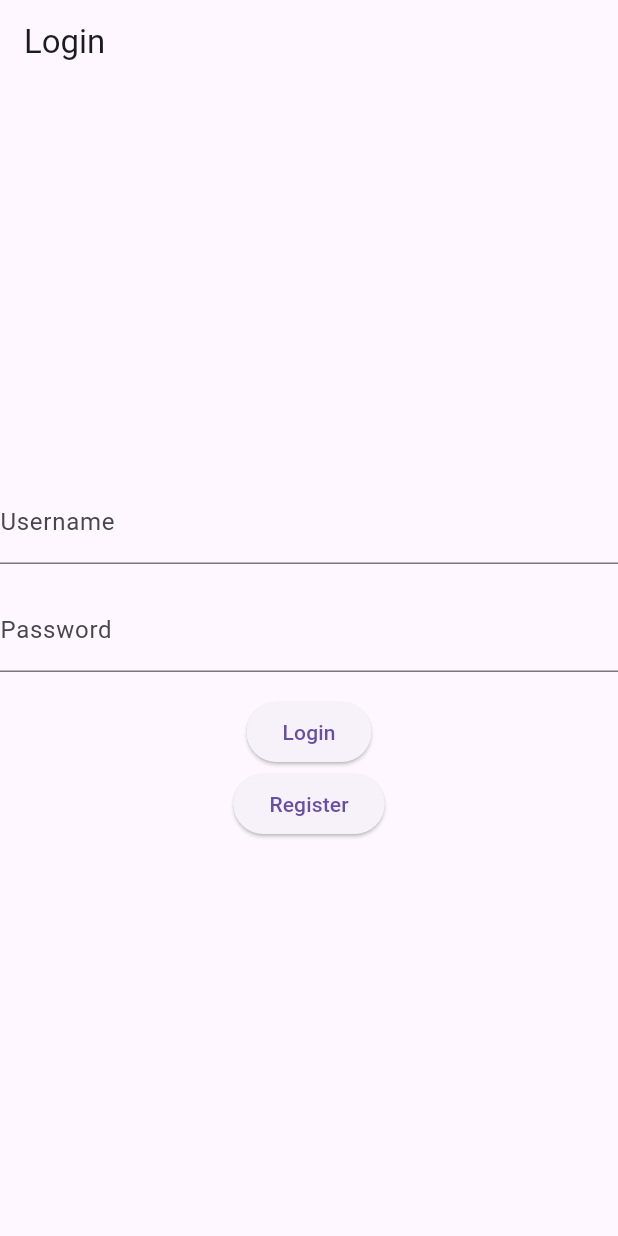
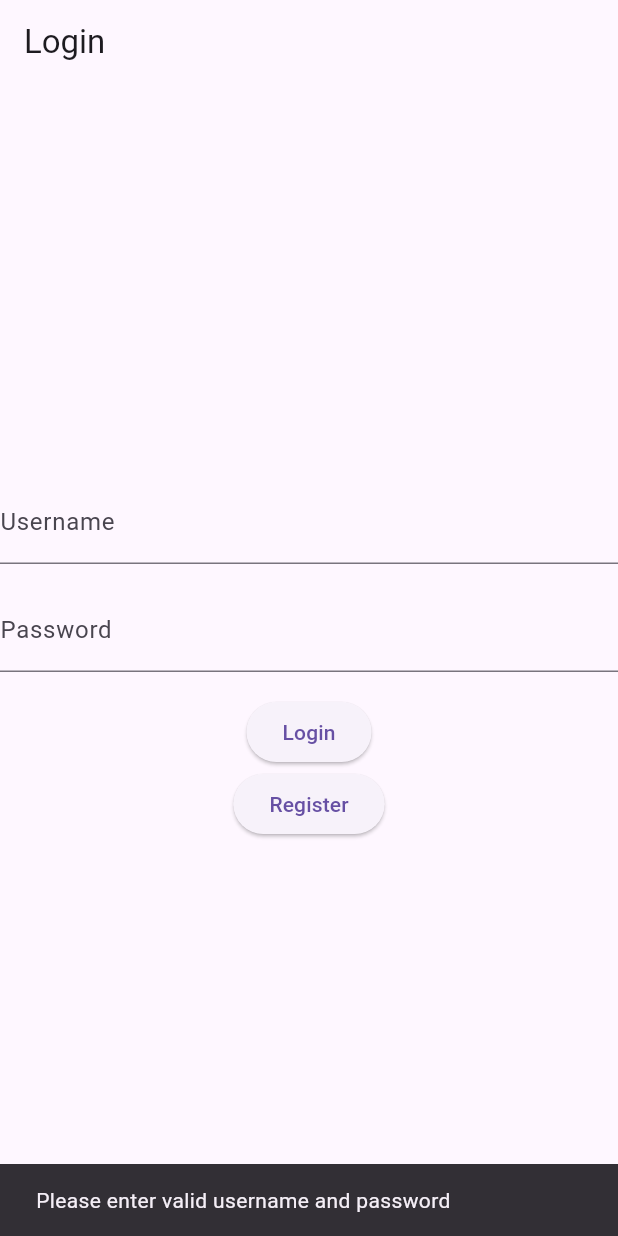
Before and after one commit to mtech-batch-31/shiok-jobs-mobile, a Flutter app: the screen it shows after launch, after a tap on "Login", on a phone screen of 412 x 824 dp. Run offline on Flutter 3.47's test engine with Material 3 defaults, Android fonts, the phone set to English and light mode, and no system bars; our stand-ins replace flutter_dotenv, otp_text_field, rxdart.

Commit message:
feat: login with API

```diff
--- /dev/null
+++ b/lib/Bloc/login_bloc.dart
@@ -0,0 +1,60 @@
+import 'dart:async';
+import 'package:flutter/material.dart';
+import 'package:rxdart/rxdart.dart';
+import 'package:shiok_jobs_flutter/Data/response/api_response.dart';
+import 'package:shiok_jobs_flutter/Data/response/login_response.dart';
+import 'package:shiok_jobs_flutter/Repository/login_repository.dart';
+
+class LoginBloc {
+  final _userController = StreamController<String>();
+  final _passwordController = StreamController<String>();
+  final _loginController = StreamController<ApiResponse<LoginResponse>>();
+  final _loginRepository = LoginRepository();
+
+  Stream<String> get user => _userController.stream.transform(validateUser);
+  Stream<String> get password =>
+      _passwordController.stream.transform(validatePassword);
+  Stream<ApiResponse<LoginResponse>> get login => _loginController.stream;
+
+  Stream<bool> get submitValid =>
+      Rx.combineLatest2(user, password, (a, b) => true);
+
+  Function(String) get changeUser => _userController.sink.add;
+  Function(String) get changePassword => _passwordController.sink.add;
+
+  final validateUser =
+      StreamTransformer<String, String>.fromHandlers(handleData: (user, sink) {
+    if (user.length > 3) {
+      sink.add(user);
+    } else {
+      sink.addError('Username must be at least 4 characters');
+    }
+  });
+
+  final validatePassword = StreamTransformer<String, String>.fromHandlers(
+      handleData: (password, sink) {
+    if (password.length > 3) {
+      sink.add(password);
+    } else {
+      sink.addError('Password must be at least 4 characters');
+    }
+  });
+
+  loginAuthenticate({
+    required String user,
+    required String password,
+  }) {
+    debugPrint('user: $user, Password: $password');
+    _loginRepository.login(userName: user, password: password).then((response) {
+      _loginController.sink.add(ApiResponse.completed(response));
+    }).catchError((error) {
+      _loginController.sink.add(ApiResponse.error(error.toString()));
+    });
+  }
+
+  dispose() {
+    _userController.close();
+    _passwordController.close();
+    _loginController.close();
+  }
+}
--- /dev/null
+++ b/lib/Data/request/login_request.dart
@@ -0,0 +1,16 @@
+class LoginRequest {
+  final String? username;
+  final String? password;
+
+  LoginRequest({
+    this.username,
+    this.password,
+  });
+
+  toJson() {
+    return {
+      'username': username,
+      'password': password,
+    };
+  }
+}
--- /dev/null
+++ b/lib/Data/response/login_response.dart
@@ -0,0 +1,58 @@
+class LoginResponse {
+  final dynamic sessionId;
+  final dynamic challengeName;
+  final AuthenticationResult? authenticationResult;
+  final ChallengeParameters? challengeParameters;
+  final ChallengeParameters? clientMetadata;
+
+  LoginResponse({
+    this.sessionId,
+    this.challengeName,
+    this.authenticationResult,
+    this.challengeParameters,
+    this.clientMetadata,
+  });
+
+  factory LoginResponse.fromJson(Map<String, dynamic> json) {
+    return LoginResponse(
+      sessionId: json['sessionId'],
+      challengeName: json['challengeName'],
+      authenticationResult: json['authenticationResult'],
+      challengeParameters: json['challengeParameters'],
+      clientMetadata: json['clientMetadata'],
+    );
+  }
+}
+
+class AuthenticationResult {
+  final String? accessToken;
+  final int? expiresIn;
+  final String? idToken;
+  final dynamic newDeviceMetadata;
+  final String? refreshToken;
+  final String? tokenType;
+
+  AuthenticationResult({
+    this.accessToken,
+    this.expiresIn,
+    this.idToken,
+    this.newDeviceMetadata,
+    this.refreshToken,
+    this.tokenType,
+  });
+
+  toJson() {
+    return {
+      'accessToken': accessToken,
+      'expiresIn': expiresIn,
+      'idToken': idToken,
+      'newDeviceMetadata': newDeviceMetadata,
+      'refreshToken': refreshToken,
+      'tokenType': tokenType,
+    };
+  }
+}
+
+class ChallengeParameters {
+  ChallengeParameters();
+}
--- a/lib/Repository/login_repository.dart
+++ b/lib/Repository/login_repository.dart
@@ -0,0 +1,21 @@
+import 'package:flutter_dotenv/flutter_dotenv.dart';
+import 'package:shiok_jobs_flutter/Data/request/login_request.dart';
+import 'package:shiok_jobs_flutter/Data/response/login_response.dart';
+import 'package:shiok_jobs_flutter/NetworkClient/network_client.dart';
+
+class LoginRepository {
+  final NetworkClient _networkClient = NetworkClient();
+  final apiURL = dotenv.env['API_URL'];
+
+  Future<LoginResponse> login(
+      {required String userName, required String password}) async {
+    final loginApiEndPoint = '$apiURL/auth/login';
+    _networkClient.setHeaders({'Content-Type': 'application/json'});
+    final request = LoginRequest(username: userName, password: password);
+    final response = await _networkClient.post(
+      loginApiEndPoint,
+      body: request.toJson(),
+    );
+    return LoginResponse.fromJson(response);
+  }
+}
--- a/lib/View/login_view.dart
+++ b/lib/View/login_view.dart
@@ -1,6 +1,8 @@
 import 'package:flutter/material.dart';
 import 'package:shiok_jobs_flutter/View/home_view.dart';
 import 'package:shiok_jobs_flutter/View/register_view.dart';
+import 'package:shiok_jobs_flutter/Bloc/login_bloc.dart';
+import 'package:shiok_jobs_flutter/Data/response/api_response.dart';
 
 class LoginPage extends StatefulWidget {
   const LoginPage({super.key});
@@ -14,16 +16,62 @@ class LoginPage extends StatefulWidget {
 class _LoginPageState extends State<LoginPage> {
   final userController = TextEditingController();
   final passwordController = TextEditingController();
+  final _loginBloc = LoginBloc();
 
   @override
   void dispose() {
     userController.dispose();
     passwordController.dispose();
+    _loginBloc.dispose();
     super.dispose();
   }
 
   @override
   Widget build(BuildContext context) {
+    userController.addListener(() {
+      _loginBloc.changeUser(userController.text);
+    });
+
+    passwordController.addListener(() {
+      _loginBloc.changePassword(passwordController.text);
+    });
+
+    var loginStreamBuilder = StreamBuilder(
+        stream: _loginBloc.login,
+        builder: (context, snapshot) {
+          if (snapshot.hasData && snapshot.data != null) {
+            switch (snapshot.data?.status) {
+              case Status.LOADING:
+                const CircularProgressIndicator();
+              case Status.COMPLETED:
+                routeToHomePage();
+              case Status.ERROR:
+                showSnackBar(
+                    message:
+                        snapshot.data?.message.toString() ?? 'error occurred');
+              case null:
+              // TODO: Handle this case.
+            }
+          }
+          return const SizedBox();
+        });
+
+    var loginValidationStreamBuilder = StreamBuilder(
+      stream: _loginBloc.submitValid,
+      builder: (context, snapshot) {
+        return ElevatedButton(
+          onPressed: () {
+            if (snapshot.hasData && snapshot.data == true) {
+              postLoginAPI();
+            } else {
+              showSnackBar(message: 'Please enter valid username and password');
+            }
+          },
+          child: const Text('Login'),
+        );
+      },
+    );
+
     return Scaffold(
       appBar: AppBar(
         title: const Text('Login'),
@@ -32,54 +80,72 @@ class _LoginPageState extends State<LoginPage> {
         child: Column(
           mainAxisAlignment: MainAxisAlignment.center,
           children: [
-            TextField(
-                controller: userController,
-                decoration: const InputDecoration(
-                  labelText: 'Username',
-                )),
+            loginStreamBuilder,
+            userTextField(),
             const SizedBox(height: 16),
-            TextField(
-              controller: passwordController,
-              decoration: const InputDecoration(
-                labelText: 'Password',
-              ),
-              obscureText: true,
-            ),
+            passwordTextField(),
             const SizedBox(height: 16),
+            loginValidationStreamBuilder,
             ElevatedButton(
-              onPressed: () {
-                textFieldValidation();
-              },
-              child: const Text('Login'),
-            ),
-            ElevatedButton(
-                onPressed: () {
-                  Navigator.push(
-                    context,
-                    MaterialPageRoute(
-                        builder: (context) => const RegisterPage()),
-                  );
-                },
-                child: const Text('Register'))
+              onPressed: routeToRegisterPage,
+              child: const Text('Register'),
+            )
           ],
         ),
       ),
     );
   }
 
-  void textFieldValidation() {
-    debugPrint('Text Field Validation');
-    if (userController.text.isNotEmpty && passwordController.text.isNotEmpty) {
-      debugPrint('Text Field Validation Success');
-      postLoginAPI();
+  TextField passwordTextField() {
+    return TextField(
+      controller: passwordController,
+      decoration: const InputDecoration(
+        labelText: 'Password',
+      ),
+      obscureText: true,
+    );
+  }
+
+  TextField userTextField() {
+    return TextField(
+        controller: userController,
+        decoration: const InputDecoration(
+          labelText: 'Username',
+        ));
+  }
+
+  showSnackBar({required String message}) {
+    WidgetsBinding.instance.addPostFrameCallback((_) {
+      ScaffoldMessenger.of(context).showSnackBar(
+        SnackBar(
+          content: Text(message),
+        ),
+      );
+    });
+  }
+
+  void postLoginAPI() {
+    _loginBloc.loginAuthenticate(
+      user: userController.text,
+      password: passwordController.text,
+    );
+  }
+
+  routeToHomePage() {
+    return WidgetsBinding.instance.addPostFrameCallback((_) {
       Navigator.push(
         context,
         MaterialPageRoute(builder: (context) => const HomePage()),
       );
-    }
+    });
   }
 
-  void postLoginAPI() {
-    debugPrint('Login API');
+  routeToRegisterPage() {
+    return WidgetsBinding.instance.addPostFrameCallback((_) {
+      Navigator.push(
+        context,
+        MaterialPageRoute(builder: (context) => const RegisterPage()),
+      );
+    });
   }
 }
--- a/lib/View/register_view.dart
+++ b/lib/View/register_view.dart
@@ -16,7 +16,7 @@ class _RegisterPageState extends State<RegisterPage> {
   final emailController = TextEditingController();
   var errorMessage = '';
 
-  SignUpBloc _signUpBloc = SignUpBloc();
+  final _signUpBloc = SignUpBloc();
 
   @override
   @override
--- a/pubspec.yaml
+++ b/pubspec.yaml
@@ -32,6 +32,7 @@ dependencies:
     sdk: flutter
   flutter_dotenv: ^5.0.0
   otp_text_field: ^1.0.0
+  rxdart: ^0.27.0
 
   # The following adds the Cupertino Icons font to your application.
   # Use with the CupertinoIcons class for iOS style icons.
```
Also changed, not shown: pubspec.lock.
